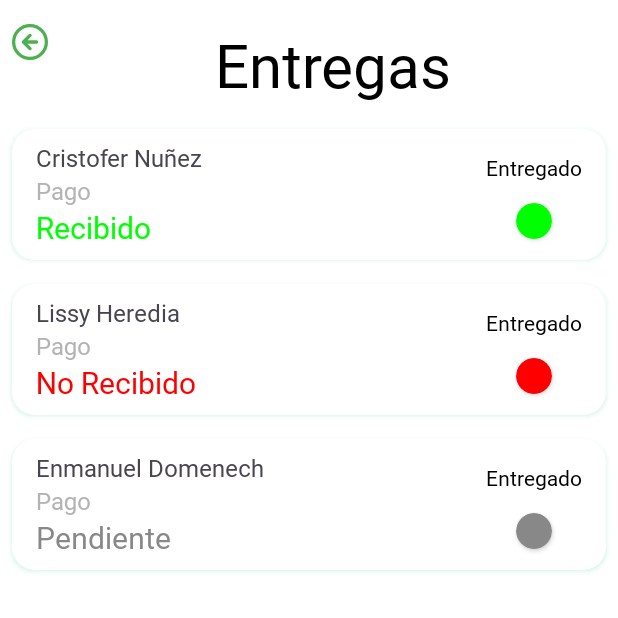
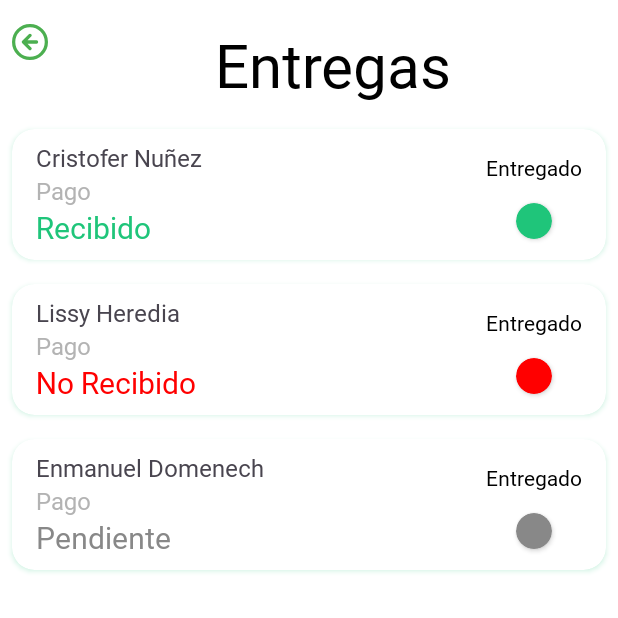
Before and after one commit to cnunezcorp/AdminUniBite, an Android app: the PickupActivity screen opened directly, with no data from a screen before it, on a phone screen of 412 x 824 dp, the top half of it. Run offline under Robolectric (Android 15) with nearby library versions, the phone set to English and light mode, and no system bars.

Commit message:
Correccion de Color para Estado de Pago Recibido

```diff
--- a/app/src/main/java/com/adminunibite/app/ui/adapter/PickupAdapter.kt
+++ b/app/src/main/java/com/adminunibite/app/ui/adapter/PickupAdapter.kt
@@ -29,7 +29,7 @@ class PickupAdapter(private val CustomerNames:ArrayList<String>, private val Mon
                 customerName.text = CustomerNames[position]
                 orderMoneyStatus.text = MoneyStatus[position]
                 val colorMap = mapOf(
-                    "Recibido" to Color.GREEN, "No Recibido" to Color.RED, "Pendiente" to Color.GRAY
+                    "Recibido" to ContextCompat.getColor(binding.root.context, R.color.textColor), "No Recibido" to Color.RED, "Pendiente" to Color.GRAY
                 )
                 orderMoneyStatus.setTextColor(colorMap[MoneyStatus[position]]?:Color.BLACK)
                 orderStatusColor.backgroundTintList = ColorStateList.valueOf(colorMap[MoneyStatus[position]]?:Color.BLACK)
```
